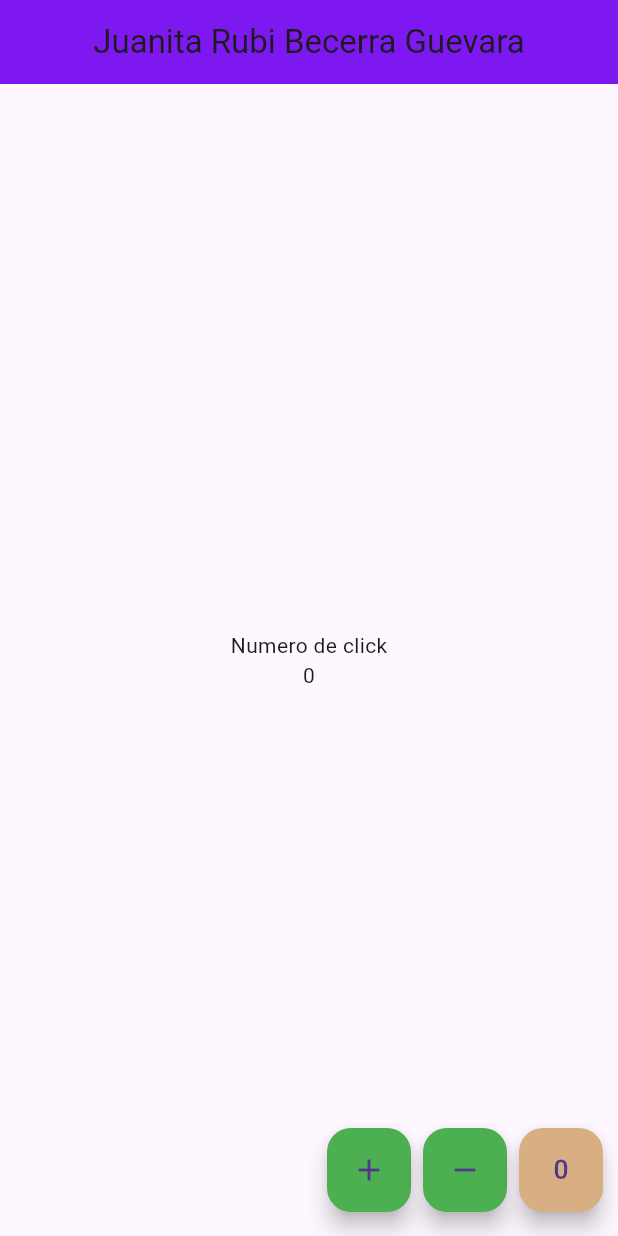
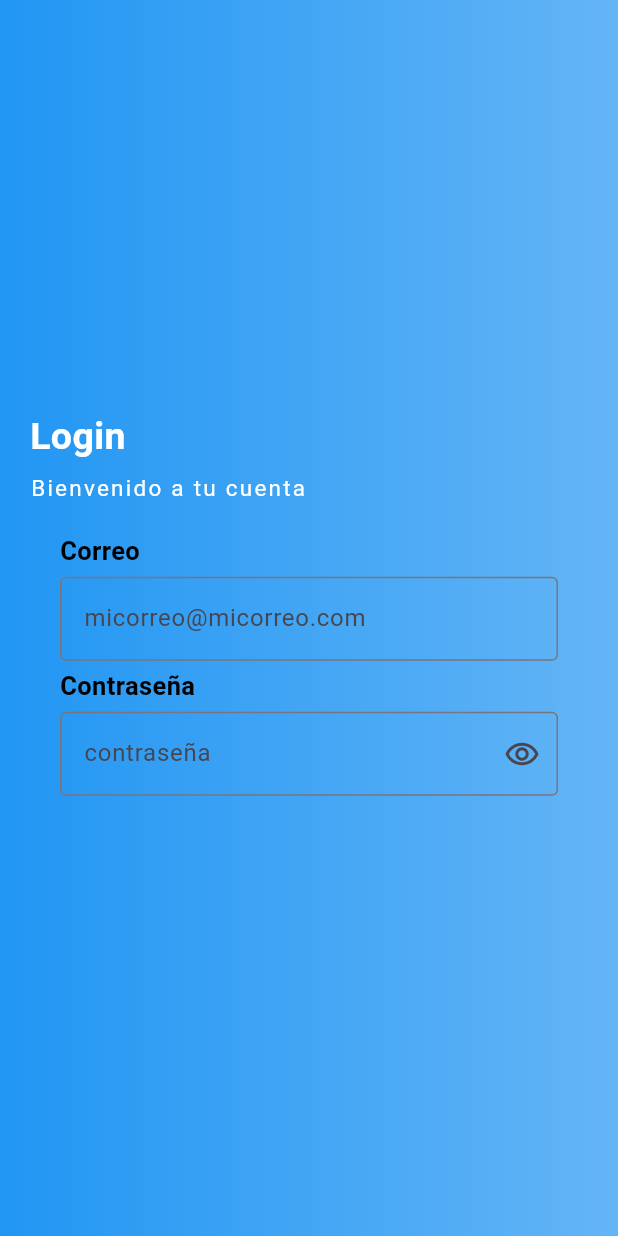
Before and after one commit to JuanitaRubi/contadorflutter, a Flutter app: the screen it shows after launch, on a phone screen of 412 x 824 dp. Run offline on Flutter 3.47's test engine with Material 3 defaults, Android fonts, the phone set to English and light mode, and no system bars.

Commit message:
login_page

```diff
--- a/lib/main.dart
+++ b/lib/main.dart
@@ -1,4 +1,5 @@
-import 'package:countertest/pages/home_page.dart';
+//import 'package:countertest/pages/home_page.dart';
+import 'package:countertest/pages/login_page.dart';
 import 'package:flutter/material.dart';
 
 void main() => runApp(const MyApp());
@@ -13,7 +14,7 @@ class MyApp extends StatelessWidget {
   Widget build(BuildContext context) {
   return const MaterialApp(
       title: 'Material App',
-      home: HomePage(),
+      home: LoginPage(),
 
     );
   }
--- /dev/null
+++ b/lib/pages/login_page.dart
@@ -0,0 +1,130 @@
+import 'package:flutter/material.dart';
+
+class LoginPage extends StatefulWidget {
+  const LoginPage({super.key});
+
+  @override
+  State<LoginPage> createState() => _LoginPageState();
+}
+
+class _LoginPageState extends State<LoginPage> {
+  @override
+  Widget build(BuildContext context) {
+    return const Scaffold(
+      body: Stack(
+        children: [
+          Fondo(),
+          Contenido(),
+        ],
+      ),
+    );
+  }
+}
+
+class Fondo extends StatelessWidget {
+  const Fondo({super.key});
+
+  @override
+  Widget build(BuildContext context) {
+    return Container(
+      decoration: BoxDecoration(
+        gradient: LinearGradient(colors: [Colors.blue.shade300,
+        Colors.blue,],
+        begin:Alignment.centerRight,
+        end: Alignment.centerLeft,)
+      ),//si esta en minusculas es propiedad si esta en mayusuclas es widget
+
+
+    );
+  }
+}
+
+class Contenido extends StatefulWidget {
+  const Contenido({super.key});
+
+  @override
+  State<Contenido> createState() => _ContenidoState();
+}
+
+class _ContenidoState extends State<Contenido> {
+  @override
+  Widget build(BuildContext context) {
+    return const Padding(
+      padding: EdgeInsets.symmetric(horizontal: 20),
+      child: Column(
+        mainAxisAlignment: MainAxisAlignment.center,
+        crossAxisAlignment: CrossAxisAlignment.start,
+        children: [
+          Text('Login',
+            style: TextStyle(color: Colors.white,
+            fontWeight: FontWeight.bold,
+            fontSize: 25,
+            ),
+          ),
+          SizedBox(height: 5,),
+          Text('Bienvenido a tu cuenta',
+            style: TextStyle(color:Colors.white,
+            fontSize: 15,
+            letterSpacing: 1.5,
+            ),
+          ),
+          Datos(),
+        ],
+      ),
+    );
+  }
+}
+
+class Datos extends StatefulWidget {
+  const Datos({super.key});
+
+  @override
+  State<Datos> createState() => _DatosState();
+}
+
+class _DatosState extends State<Datos> {
+  @override
+  Widget build(BuildContext context) {
+    return Container(
+      padding: const EdgeInsets.all(20),
+      child: Column(
+        crossAxisAlignment: CrossAxisAlignment.start,
+        children: [
+          const Text('Correo',
+            style: TextStyle(color:Colors.black,
+            fontWeight: FontWeight.bold,
+            fontSize: 17,
+          ),
+          ),
+          const SizedBox(height: 5,),
+          TextFormField(
+            keyboardType: TextInputType.emailAddress,
+            decoration: const InputDecoration(
+              border: OutlineInputBorder(),
+              hintText: 'micorreo@micorreo.com'
+            ),
+            ),
+            const SizedBox(height: 5,),
+          const Text('Contraseña',
+            style: TextStyle(color:Colors.black,
+            fontWeight: FontWeight.bold,
+            fontSize: 17,
+          ),
+          ),
+          const SizedBox(height: 5),
+        TextFormField(
+          obscureText: true,
+          decoration: InputDecoration(
+            border: const OutlineInputBorder(),
+            hintText: 'contraseña',
+            suffixIcon: IconButton(
+              icon: const Icon(Icons.remove_red_eye_outlined),
+              onPressed: ()=>{},
+            ),
+          ),
+        )
+        ],
+      ),
+    );
+  }
+}
```
